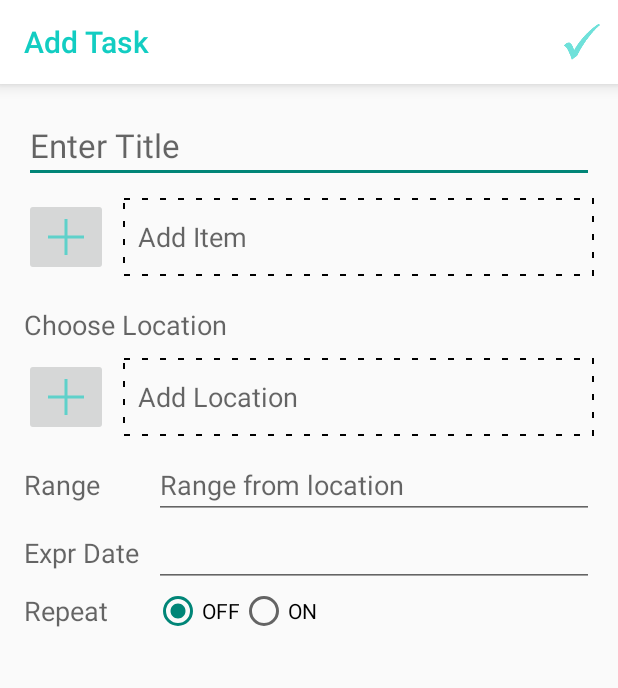
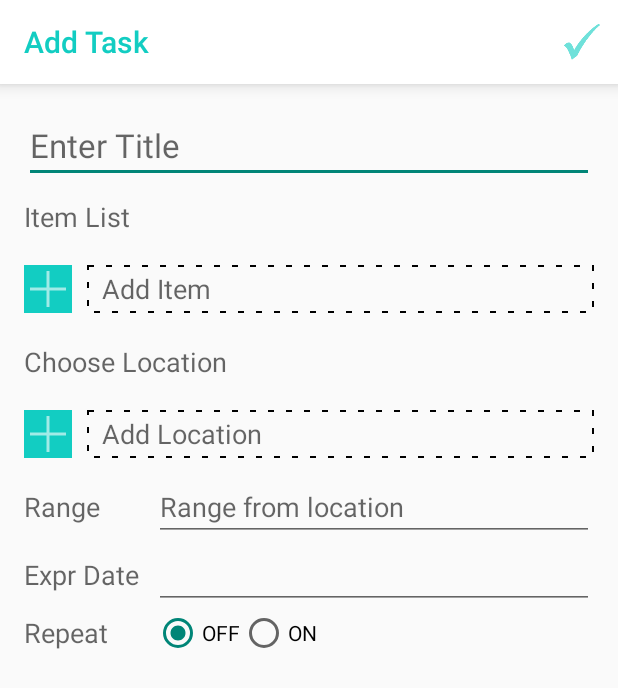
Before and after one commit to viralsavani/Geo-Task, an Android app: the screen it shows after launch (TaskAddActivity), after a tap on "Add Task", on a phone screen of 412 x 824 dp. Shown: the top 688 px of the screen. Run offline under Robolectric (Android 15) with nearby library versions, the phone set to English and light mode, and no system bars.

Commit message:
Add new item dynamically with persistent values TextWatcher implemented in Adapter

```diff
--- a/app/src/main/AndroidManifest.xml
+++ b/app/src/main/AndroidManifest.xml
@@ -38,7 +38,8 @@
 
         <activity android:name=".PrefsActivity" />
         <activity android:name=".TaskDetailActivity" />
-        <activity android:name=".TaskAddActivity" />
+        <activity android:name=".TaskAddActivity"
+            android:configChanges="orientation|screenSize"/>
     </application>
 
 </manifest>
--- a/app/src/main/java/com/mobile/av/geotask/TaskAddActivity.java
+++ b/app/src/main/java/com/mobile/av/geotask/TaskAddActivity.java
@@ -2,15 +2,28 @@ package com.mobile.av.geotask;
 
 import android.graphics.Color;
 import android.graphics.drawable.ColorDrawable;
+import android.os.Bundle;
 import android.support.v7.app.ActionBar;
 import android.support.v7.app.ActionBarActivity;
-import android.os.Bundle;
 import android.text.Html;
 import android.view.Menu;
 import android.view.MenuItem;
+import android.view.View;
+import android.widget.ListView;
+
+import com.mobile.av.geotask.adapters.NewItemListArrayAdapter;
+import com.mobile.av.geotask.helper.ListResize;
+import com.mobile.av.geotask.model.Item;
+
+import java.util.ArrayList;
 
 
 public class TaskAddActivity extends ActionBarActivity {
+
+    ArrayList<Item> itemList;
+    Item item;
+    NewItemListArrayAdapter itemListArrayAdapter;
+    ListView itemListView;
 
     @Override
     protected void onCreate(Bundle savedInstanceState) {
@@ -22,8 +35,23 @@ public class TaskAddActivity extends ActionBarActivity {
         ActionBar actionBar = getSupportActionBar();
         actionBar.setBackgroundDrawable(new ColorDrawable(Color.parseColor("#FFFFFF")));
         actionBar.setElevation(10);
+
+        // ItemList handlers
+        itemList = new ArrayList<>();
+        itemListArrayAdapter = new NewItemListArrayAdapter(this, R.layout.item_add_list_row, itemList);
+        itemListView = (ListView) findViewById(R.id.addItem_listView_addTask);
+        itemListView.setAdapter(itemListArrayAdapter);
     }
 
+    /*
+    Method to add new Item in list
+     */
+    public void addNewItem(View v) {
+        item = new Item();
+        itemList.add(item);
+        itemListArrayAdapter.notifyDataSetChanged();
+        ListResize.setListViewHeightBasedOnChildren(itemListView);
+    }
 
     @Override
     public boolean onCreateOptionsMenu(Menu menu) {
@@ -34,8 +62,11 @@ public class TaskAddActivity extends ActionBarActivity {
     @Override
     public boolean onOptionsItemSelected(MenuItem item) {
         int id = item.getItemId();
-        if (id == R.id.action_settings) {
-            return true;
+
+        switch (id) {
+            case R.id.action_save:
+                // Save the task
+                break;
         }
 
         return super.onOptionsItemSelected(item);
--- a/app/src/main/java/com/mobile/av/geotask/TaskListFragment.java
+++ b/app/src/main/java/com/mobile/av/geotask/TaskListFragment.java
@@ -22,6 +22,7 @@ public class TaskListFragment extends ListFragment {
     TaskDataSource dataSource;
     List<Task> tasks;
     OnListItemSelectedListener listItemSelectorCallback;
+    TaskListArrayAdapter taskListArrayAdapter;
 
     public TaskListFragment() {
     }
@@ -39,10 +40,10 @@ public class TaskListFragment extends ListFragment {
         tasks = dataSource.getAllFromTask();
 
         //Custom Array Adapter
-        TaskListArrayAdapter adapter = new TaskListArrayAdapter(getActivity(),
+        taskListArrayAdapter = new TaskListArrayAdapter(getActivity(),
                 R.layout.task_list_fragment,
                 tasks);
-        setListAdapter(adapter);
+        setListAdapter(taskListArrayAdapter);
 
         dataSource.close();
     }
--- a/app/src/main/java/com/mobile/av/geotask/adapters/TaskListArrayAdapter.java
+++ b/app/src/main/java/com/mobile/av/geotask/adapters/TaskListArrayAdapter.java
@@ -6,7 +6,6 @@ import android.os.Bundle;
 import android.view.LayoutInflater;
 import android.view.View;
 import android.view.ViewGroup;
-import android.widget.AdapterView;
 import android.widget.ArrayAdapter;
 import android.widget.ImageView;
 import android.widget.TextView;
@@ -31,14 +30,12 @@ public class TaskListArrayAdapter extends ArrayAdapter<Task> implements RemoveTa
     private List<Task> taskList;
     private RemoveTaskDialogFragment removeDialog;
     private Bundle bundle;
-
     private TaskDataSource taskDataSource;
 
     public TaskListArrayAdapter(Context context, int resource, List<Task> taskList) {
         super(context, resource, taskList);
         this.context = context;
         this.taskList = taskList;
-        taskDataSource = new TaskDataSource(context);
     }
 
     @Override
@@ -101,6 +98,7 @@ public class TaskListArrayAdapter extends ArrayAdapter<Task> implements RemoveTa
     }
 
     public void listItemDelete(int taskId){
+        taskDataSource = new TaskDataSource(context);
         taskDataSource.open();
         taskDataSource.deleteTask(taskId);
         taskDataSource.close();
--- a/app/src/main/res/layout/activity_task_add.xml
+++ b/app/src/main/res/layout/activity_task_add.xml
@@ -1,11 +1,10 @@
 <ScrollView xmlns:android="http://schemas.android.com/apk/res/android"
-    xmlns:tools="http://schemas.android.com/tools"
     android:layout_width="fill_parent"
     android:layout_height="fill_parent">
 
-    <LinearLayout
-        android:layout_width="match_parent"
-        android:layout_height="wrap_content"
+    <LinearLayout xmlns:tools="http://schemas.android.com/tools"
+        android:layout_width="fill_parent"
+        android:layout_height="fill_parent"
         android:orientation="vertical"
         android:paddingLeft="@dimen/activity_horizontal_margin"
         android:paddingRight="@dimen/activity_horizontal_margin"
@@ -21,10 +20,21 @@
             android:singleLine="true"
             android:textAppearance="?android:attr/textAppearanceLarge" />
 
+        <TextView
+            android:id="@+id/item_textView_addTask"
+            android:layout_width="wrap_content"
+            android:layout_height="wrap_content"
+            android:layout_marginTop="@dimen/custom_form_padding"
+            android:layout_marginBottom="@dimen/custom_row_margin"
+            android:text="@string/item_list"
+            android:textAppearance="?android:attr/textAppearanceMedium" />
+
         <ListView
             android:id="@+id/addItem_listView_addTask"
             android:layout_width="match_parent"
-            android:layout_height="wrap_content" />
+            android:layout_height="wrap_content"
+            android:dividerHeight="@dimen/custom_row_margin"
+            android:divider="#00000000"/>
 
         <LinearLayout
             android:layout_width="match_parent"
@@ -34,12 +44,15 @@
             android:orientation="horizontal">
 
             <ImageButton
-                android:id="@+id/addItem_imageButton_addTask"
+                android:id="@+id/addItem_imageView_addTask"
                 android:layout_width="wrap_content"
                 android:layout_height="wrap_content"
                 android:layout_marginEnd="@dimen/custom_row_margin"
                 android:layout_marginRight="@dimen/custom_row_margin"
-                android:src="@drawable/ic_action_add" />
+                android:background="#12cdc2"
+                android:contentDescription="@string/add_new_item"
+                android:onClick="addNewItem"
+                android:src="@drawable/ic_action_add_theme" />
 
             <FrameLayout
                 android:layout_width="match_parent"
@@ -52,20 +65,20 @@
                     android:layout_marginLeft="@dimen/custom_row_margin"
                     android:layout_marginStart="@dimen/custom_row_margin"
                     android:gravity="start|center_vertical"
-                    android:text="@string/add_item_listAdd"
+                    android:text="@string/add_item"
                     android:textAppearance="?android:attr/textAppearanceMedium" />
 
             </FrameLayout>
 
         </LinearLayout>
 
-
         <TextView
             android:id="@+id/location_textView_addTask"
             android:layout_width="wrap_content"
             android:layout_height="wrap_content"
             android:layout_marginTop="@dimen/custom_form_padding"
-            android:text="@string/choose_location_textView"
+            android:layout_marginBottom="@dimen/custom_row_margin"
+            android:text="@string/choose_location"
             android:textAppearance="?android:attr/textAppearanceMedium" />
 
         <ListView
@@ -81,12 +94,14 @@
             android:orientation="horizontal">
 
             <ImageButton
-                android:id="@+id/addLocation_imageButton_addTask"
+                android:id="@+id/addLocation_imageView_addTask"
                 android:layout_width="wrap_content"
                 android:layout_height="wrap_content"
                 android:layout_marginEnd="@dimen/custom_row_margin"
                 android:layout_marginRight="@dimen/custom_row_margin"
-                android:src="@drawable/ic_action_add" />
+                android:background="#12cdc2"
+                android:contentDescription="@string/add_new_location"
+                android:src="@drawable/ic_action_add_theme" />
 
             <FrameLayout
                 android:layout_width="match_parent"
@@ -99,7 +114,7 @@
                     android:layout_marginLeft="@dimen/custom_row_margin"
                     android:layout_marginStart="@dimen/custom_row_margin"
                     android:gravity="start|center_vertical"
-                    android:text="@string/add_location_listAdd"
+                    android:text="@string/add_location"
                     android:textAppearance="?android:attr/textAppearanceMedium" />
 
             </FrameLayout>
@@ -117,7 +132,7 @@
                     android:id="@+id/range_textView_addTask"
                     android:layout_width="wrap_content"
                     android:layout_height="wrap_content"
-                    android:text="@string/range_textView"
+                    android:text="@string/range"
                     android:textAppearance="?android:attr/textAppearanceMedium" />
 
                 <EditText
@@ -137,7 +152,7 @@
                     android:layout_height="wrap_content"
                     android:layout_marginEnd="@dimen/custom_form_padding"
                     android:layout_marginRight="@dimen/custom_form_padding"
-                    android:text="@string/expires_date_textView"
+                    android:text="@string/expr_date"
                     android:textAppearance="?android:attr/textAppearanceMedium" />
 
                 <EditText
@@ -154,7 +169,7 @@
                     android:layout_width="wrap_content"
                     android:layout_height="wrap_content"
                     android:layout_gravity="start|center_vertical"
-                    android:text="@string/repeat_textView"
+                    android:text="@string/repeat"
                     android:textAppearance="?android:attr/textAppearanceMedium" />
 
                 <RadioGroup
@@ -168,13 +183,13 @@
                         android:layout_width="wrap_content"
                         android:layout_height="wrap_content"
                         android:checked="true"
-                        android:text="@string/off_radioButton" />
+                        android:text="@string/off" />
 
                     <RadioButton
                         android:id="@+id/on_radioButton_addTask"
                         android:layout_width="wrap_content"
                         android:layout_height="wrap_content"
-                        android:text="@string/on_radioButton" />
+                        android:text="@string/on" />
 
                 </RadioGroup>
             </TableRow>
--- a/app/src/main/res/layout/remove_task_dialog_fragment.xml
+++ b/app/src/main/res/layout/remove_task_dialog_fragment.xml
@@ -10,7 +10,7 @@
         android:layout_width="wrap_content"
         android:layout_height="wrap_content"
         android:textAppearance="?android:attr/textAppearanceMedium"
-        android:text="@string/dialog_fragment_title"
+        android:text="@string/remove_task"
         android:textStyle="bold"
         android:id="@+id/dialog_fragment_title" />
 
@@ -28,7 +28,7 @@
         style="?android:attr/buttonStyleSmall"
         android:layout_width="@dimen/dialog_fragment_button_width"
         android:layout_height="@dimen/dialog_fragment_button_height"
-        android:text="@string/dialog_fragment_positive_button_label"
+        android:text="@string/remove"
         android:textSize="12sp"
         android:textColor="#ffffff"
         android:background="@color/application_main_color"
@@ -44,7 +44,7 @@
         style="?android:attr/buttonStyleSmall"
         android:layout_width="@dimen/dialog_fragment_button_width"
         android:layout_height="@dimen/dialog_fragment_button_height"
-        android:text="@string/dialog_fragment_negative_button_label"
+        android:text="@string/cancel"
         android:textSize="12sp"
         android:background="@color/application_main_color"
         android:textColor="#ffffff"
--- a/app/src/main/res/menu/menu_task_add.xml
+++ b/app/src/main/res/menu/menu_task_add.xml
@@ -3,7 +3,7 @@
     xmlns:tools="http://schemas.android.com/tools"
     tools:context="com.mobile.av.geotask.TaskAddActivity">
     <item
-        android:id="@+id/action_settings"
+        android:id="@+id/action_save"
         android:orderInCategory="100"
         android:title="@string/action_save_task"
         app:showAsAction="always"
--- a/app/src/main/res/values/strings.xml
+++ b/app/src/main/res/values/strings.xml
@@ -3,17 +3,22 @@
     <string name="action_settings">Settings</string>
     <string name="action_add_task">Add Task</string>
     <string name="action_save_task">Save Task</string>
-    <string name="dialog_fragment_title">Remove Task</string>
-    <string name="dialog_fragment_positive_button_label">REMOVE</string>
-    <string name="dialog_fragment_negative_button_label">CANCEL</string>
-    <string name="range_textView">Range</string>
+    <string name="remove_task">Remove Task</string>
+    <string name="remove">REMOVE</string>
+    <string name="cancel">CANCEL</string>
+    <string name="range">Range</string>
     <string name="title_hint">Enter Title</string>
-    <string name="expires_date_textView">Expr Date</string>
-    <string name="repeat_textView">Repeat</string>
-    <string name="on_radioButton">ON</string>
-    <string name="off_radioButton">OFF</string>
+    <string name="expr_date">Expr Date</string>
+    <string name="repeat">Repeat</string>
+    <string name="on">ON</string>
+    <string name="off">OFF</string>
     <string name="range_hint">Range from location</string>
-    <string name="choose_location_textView">Choose Location</string>
-    <string name="add_location_listAdd">Add Location</string>
-    <string name="add_item_listAdd">Add Item</string>
+    <string name="choose_location">Choose Location</string>
+    <string name="add_location">Add Location</string>
+    <string name="add_item">Add Item</string>
+    <string name="add_new_item">Add New Item</string>
+    <string name="add_new_location">Add New Location</string>
+    <string name="add_detail_note">Add Detail Note</string>
+    <string name="remove_item">Remove Item</string>
+    <string name="item_list">Item List</string>
 </resources>
```
Also changed, not shown: app/src/main/java/com/mobile/av/geotask/adapters/NewItemListArrayAdapter.java (added, +69 -0 lines), app/src/main/java/com/mobile/av/geotask/helper/ListResize.java (added, +37 -0 lines), app/src/main/res/drawable/square_shape.xml (added, +8 -0 lines), app/src/main/res/layout/item_add_list_row.xml (added, +37 -0 lines), app/src/main/res/drawable-hdpi/ic_action_add_theme.png (added), app/src/main/res/drawable-hdpi/ic_action_note.png (added), app/src/main/res/drawable-mdpi/ic_action_add_theme.png (added), app/src/main/res/drawable-mdpi/ic_action_note.png (added), app/src/main/res/drawable-xhdpi/ic_action_add_theme.png (added), app/src/main/res/drawable-xhdpi/ic_action_note.png (added), app/src/main/res/drawable-xxhdpi/ic_action_add_theme.png (added), app/src/main/res/drawable-xxhdpi/ic_action_note.png (added).
